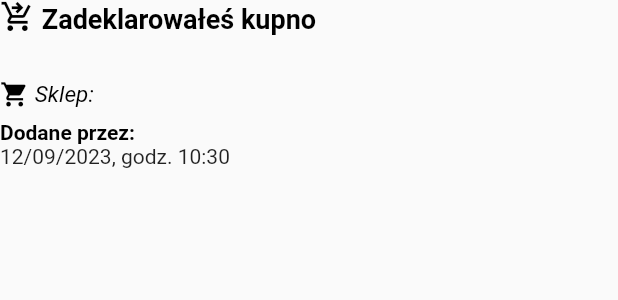
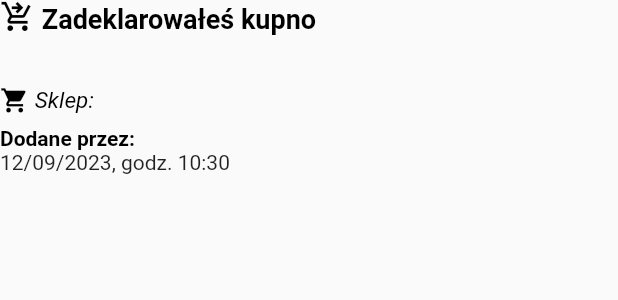
Before and after one commit to maciejors/zakupyapp1, a Flutter app: the ProductCardContent widget shown alone on an empty page, opened directly with empty values, on a phone screen of 412 x 824 dp. Shown: the top 300 px of the screen. Run offline on Flutter 3.47's test engine with Material 2 defaults, Android fonts, the light colour scheme and no system bars; our stand-ins replace firebase_core, firebase_database, firebase_storage, package_info_plus, shared_preferences; missing offline and left inert: firebase_app_check; accounts and stored records are empty.

Commit message:
add padding above product details

```diff
--- a/lib/widgets/home/product_card/product_card_content.dart
+++ b/lib/widgets/home/product_card/product_card_content.dart
@@ -73,7 +73,7 @@ class ProductCardContent extends StatelessWidget {
         Visibility(
           visible: product.shop != null,
           child: Padding(
-            padding: const EdgeInsets.only(top: 4),
+            padding: const EdgeInsets.only(top: 8),
             child: SimpleTextWithIcon(
               text: 'Sklep: ${product.shop}',
               iconData: Icons.shopping_cart,
```
